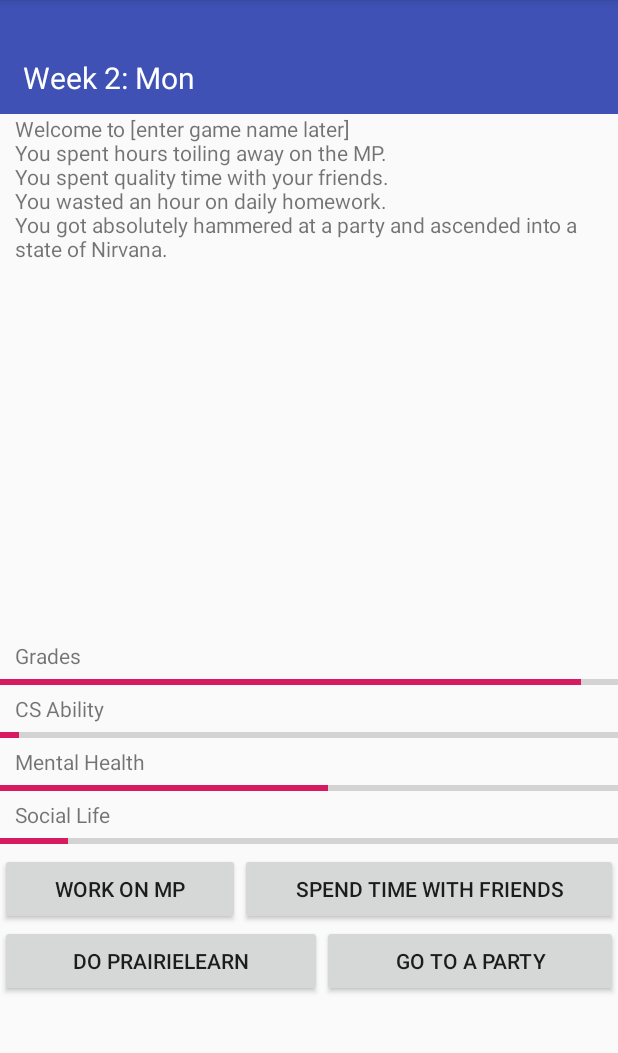
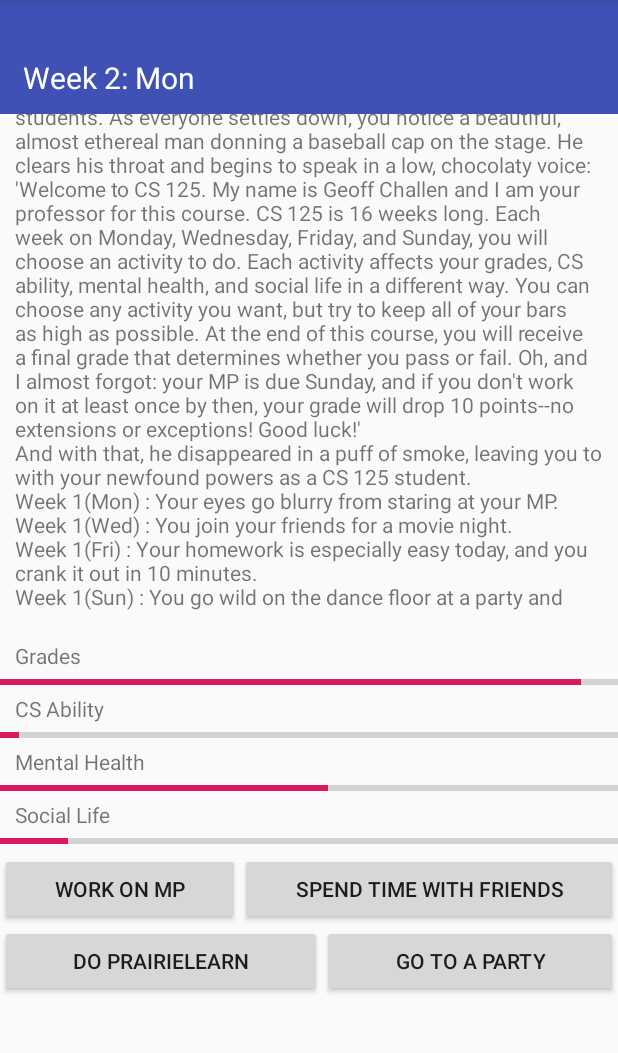
Before and after one commit to aeahn2/Final_Project, an Android app: the GameActivity screen opened directly, with no data from a screen before it, after a tap on "GO TO A PARTY", on a phone screen of 412 x 824 dp, the part 84-1137 px from its top. Run offline under Robolectric (Android 15) with nearby library versions, the phone set to English and light mode, and no system bars; 1 statement that could not run was skipped; 3 other taps on this screen came first.

Commit message:
Added instructions, more text, and grade docking if MP isn't finished

```diff
--- a/app/src/main/java/com/example/finalproject/GameActivity.java
+++ b/app/src/main/java/com/example/finalproject/GameActivity.java
@@ -12,6 +12,10 @@ import android.widget.TextView;
 
 import androidx.appcompat.app.AppCompatActivity;
 
+import java.util.Arrays;
+import java.util.List;
+import java.util.Random;
+
 /**
  * Represents the game activity, where the user plays the game and sees its state.
  */
@@ -22,6 +26,7 @@ public final class GameActivity extends AppCompatActivity {
     private String[] weekArray = new String[]{"Mon", "Wed", "Fri", "Sun"};
     private static int weekCounter = 1;
     private StringBuilder activityLogText = new StringBuilder();
+    private static int counterMP = 0;
 
     @Override
     public void onCreate(final Bundle savedInstanceState) {
@@ -31,6 +36,8 @@ public final class GameActivity extends AppCompatActivity {
 
         date = 0;
         weekCounter = 1;
+        counterMP = 0;
+
 
         ProgressBar gradesBar = findViewById(R.id.gradesBar);
         ProgressBar abilityBar = findViewById(R.id.abilityBar);
@@ -42,7 +49,7 @@ public final class GameActivity extends AppCompatActivity {
         TextView playerName = findViewById(R.id.playerName);
 
         TextView playerMode = findViewById(R.id.playerMode);
-        playerMode.setText(intent.getCharSequenceExtra("mode"));
+        playerMode.setText(intent.getStringExtra("mode"));
 
         playerName.setText(name);
         Log.i(TAG, name);
@@ -50,7 +57,26 @@ public final class GameActivity extends AppCompatActivity {
         currentDate.setText(dateDisplay());
 
         TextView activityDisplay = findViewById(R.id.activityDisplay);
-        activityLogText.append("Welcome to [enter game name later] \n");
+        activityLogText.append("Welcome to [enter game name later]! Today is your first day of CS 125. \n");
+        if (intent.getStringExtra("mode").equals("Beginner")) {
+            activityLogText.append("As a beginner CS student, your CS ability is low due to lack of experience, " +
+                    "but your mental health is high as a young, naive CS prospect. \n");
+        } else {
+            activityLogText.append("As an advanced CS student, your CS ability is high due to your experience, " +
+                    "but as a result of cranking out countless lines of code and fixing an inordinate amount of errors, " +
+                    "your mental health has suffered. \n");
+        }
+        activityLogText.append("You walk into the lecture hall, along with over 200 other students." +
+                " As everyone settles down, you notice a beautiful, almost ethereal man donning a baseball cap on the stage." +
+                " He clears his throat and begins to speak in a low, chocolaty voice: \n");
+        activityLogText.append("'Welcome to CS 125. My name is Geoff Challen and I am your professor for this course." +
+                " CS 125 is 16 weeks long. Each week on Monday, Wednesday, Friday, and Sunday, " +
+                "you will choose an activity to do. Each activity affects your grades, CS ability, mental health, and social life" +
+                " in a different way. You can choose any activity you want, but try to keep all of your bars as high as possible. " +
+                "At the end of this course, you will receive a final grade that determines whether" +
+                " you pass or fail. Oh, and I almost forgot: your MP is due Sunday, and if you don't work on it at least once by then, " +
+                "your grade will drop 10 points--no extensions or exceptions! Good luck!' \n");
+        activityLogText.append("And with that, he disappeared in a puff of smoke, leaving you to with your newfound powers as a CS 125 student. \n");
         activityDisplay.setText(activityLogText);
 
         int grades = intent.getIntExtra("grades", 100);
@@ -81,6 +107,7 @@ public final class GameActivity extends AppCompatActivity {
 
 //    Work on MP (Mental Health -6, Grades +8, Social Life -5, CS Ability +6)
     public void workMPMethod() {
+        counterMP++;
         ProgressBar gradesBar = findViewById(R.id.gradesBar);
         ProgressBar abilityBar = findViewById(R.id.abilityBar);
         ProgressBar mentalBar = findViewById(R.id.mentalBar);
@@ -93,7 +120,14 @@ public final class GameActivity extends AppCompatActivity {
         socialBar.incrementProgressBy(-5);
 
         TextView activityDisplay = findViewById(R.id.activityDisplay);
-        activityLogText.append("You spent hours toiling away on the MP. \n");
+
+        List<String> givenList = Arrays.asList("You spent hours toiling away on the MP. \n",
+                "Your eyes go blurry from staring at your MP. \n",
+                "You make some more progress on the MP. \n");
+        Random rand = new Random();
+        String randomElement = givenList.get(rand.nextInt(givenList.size()));
+
+        activityLogText.append("Week " + weekCounter + "(" + weekArray[date % 4] + ") : " + randomElement);
         activityDisplay.setText(activityLogText);
 
         ScrollView scrollView = findViewById(R.id.activityLog);
@@ -126,7 +160,15 @@ public final class GameActivity extends AppCompatActivity {
         socialBar.incrementProgressBy(+3);
 
         TextView activityDisplay = findViewById(R.id.activityDisplay);
-        activityLogText.append("You spent quality time with your friends. \n");
+
+        List<String> givenList = Arrays.asList("You spent quality time with your friends. \n",
+                "You join your friends for a movie night. \n",
+                "You decide to go to the ARC with your friends. \n");
+        Random rand = new Random();
+        String randomElement = givenList.get(rand.nextInt(givenList.size()));
+
+        activityLogText.append("Week " + weekCounter + "(" + weekArray[date % 4] + ") : " + randomElement);
+
         activityDisplay.setText(activityLogText);
 
         ScrollView scrollView = findViewById(R.id.activityLog);
@@ -135,6 +177,7 @@ public final class GameActivity extends AppCompatActivity {
         int sy = scrollView.getScrollY();
         int sh = scrollView.getHeight();
         int delta = bottom - (sy + sh);
+        Log.i(TAG, Integer.toString(delta));
 
         scrollView.smoothScrollBy(0, delta);
 
@@ -158,7 +201,15 @@ public final class GameActivity extends AppCompatActivity {
         socialBar.incrementProgressBy(0);
 
         TextView activityDisplay = findViewById(R.id.activityDisplay);
-        activityLogText.append("You wasted an hour on daily homework. \n");
+
+        List<String> givenList = Arrays.asList("You wasted an hour on daily homework. \n",
+                "Your homework is especially easy today, and you crank it out in 10 minutes. \n",
+                "Geoff's voice in your head urges you to finish your daily homework. \n");
+        Random rand = new Random();
+        String randomElement = givenList.get(rand.nextInt(givenList.size()));
+
+        activityLogText.append("Week " + weekCounter + "(" + weekArray[date % 4] + ") : " + randomElement);
+
         activityDisplay.setText(activityLogText);
 
         ScrollView scrollView = findViewById(R.id.activityLog);
@@ -189,7 +240,15 @@ public final class GameActivity extends AppCompatActivity {
         socialBar.incrementProgressBy(8);
 
         TextView activityDisplay = findViewById(R.id.activityDisplay);
-        activityLogText.append("You got absolutely hammered at a party and ascended into a state of Nirvana. \n");
+
+        List<String> givenList = Arrays.asList("You got absolutely hammered at a party and ascended into a state of Nirvana. \n",
+                "You go wild on the dance floor at a party and videos of your moves go viral. \n",
+                "You convince yourself that 'Geoff wouldn't mind' and head out to a midnight party. \n");
+        Random rand = new Random();
+        String randomElement = givenList.get(rand.nextInt(givenList.size()));
+
+        activityLogText.append("Week " + weekCounter + "(" + weekArray[date % 4] + ") : " + randomElement);
+
         activityDisplay.setText(activityLogText);
 
         ScrollView scrollView = findViewById(R.id.activityLog);
@@ -207,7 +266,16 @@ public final class GameActivity extends AppCompatActivity {
     }
 
     public String dateDisplay() {
+        Log.i(TAG, Integer.toString(counterMP));
         if (date == 4) {
+            if (counterMP == 0) {
+                ProgressBar gradesBar = findViewById(R.id.gradesBar);
+                gradesBar.incrementProgressBy(-10);
+                activityLogText.append("You forgot to work on your MP! Tears slide down your face as Geoff" +
+                        " docks 10 points from your grade, a disappointed look on his angelic face. \n");
+            } else {
+                counterMP = 0;
+            }
             date = 0;
             weekCounter++;
         }
```
